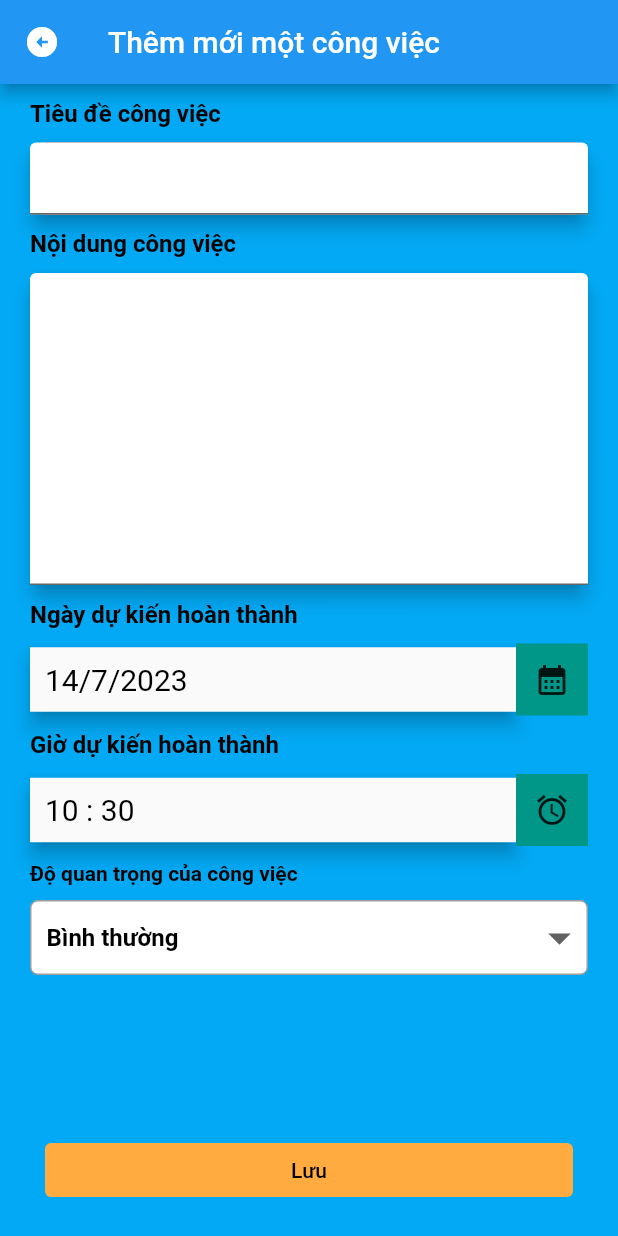
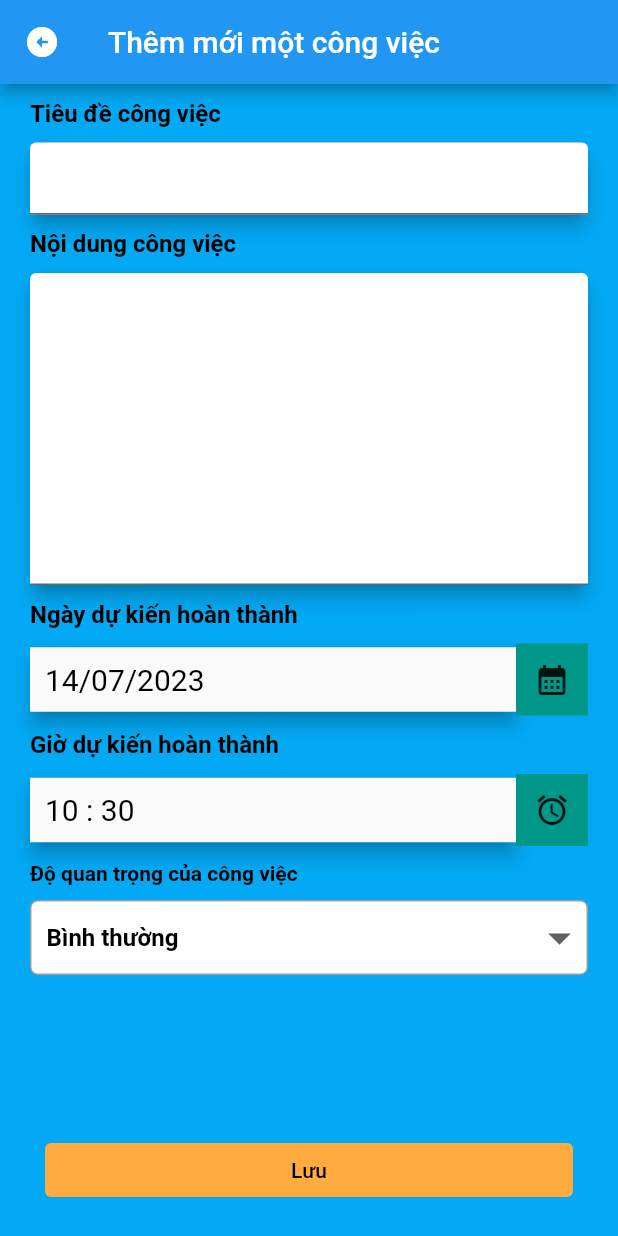
Before and after one commit to nhlamdev/flutter-basic, a Flutter app: the WorksScreen screen opened directly, after a tap on the "add" icon, on a phone screen of 412 x 824 dp. Run offline on Flutter 3.47's test engine with Material 2 defaults, Android fonts, the phone set to English and light mode, and no system bars; our stand-ins replace sqflite; accounts and stored records are empty.

Commit message:
update some

```diff
--- a/lib/database/index.dart
+++ b/lib/database/index.dart
@@ -1,3 +1,4 @@
+import 'package:flutter/foundation.dart';
 import 'package:path/path.dart';
 import 'package:sqflite/sqflite.dart';
 
@@ -20,7 +21,10 @@ class CustomDatabase {
 
   Future<Database> initDatabase() async {
     final databasesPath = await getDatabasesPath();
-    final path = join(databasesPath, 'database.db');
+    // if (kDebugMode) {
+    //   print('databasesPath : $databasesPath');
+    // }
+    final path = join(databasesPath, 'database1.db');
 
     return await openDatabase(
       path,
@@ -28,7 +32,7 @@ class CustomDatabase {
       onCreate: (Database db, int version) async {
         // Create your tables here
         await db.execute(
-          'CREATE TABLE works (id TEXT PRIMARY KEY, title TEXT, summary TEXT, dateCompelete TEXT,  importance TEXT)',
+          'CREATE TABLE works (id TEXT PRIMARY KEY, title TEXT, summary TEXT, completeTime TEXT,  importance TEXT, complete BOOLEAN DEFAULT 0 )',
         );
       },
     );
--- a/lib/models/work.model.dart
+++ b/lib/models/work.model.dart
@@ -1,17 +1,17 @@
-import 'package:flutter/material.dart';
-
 class Works {
   late String id;
   late String title;
   late String summary;
-  late DateTime dateCompelete;
+  late DateTime completeTime;
+  late bool complete;
   late String importance;
 
   Works(Map<String, dynamic> element) {
     id = element['id'];
     title = element['title'];
     summary = element['summary'];
-    dateCompelete = DateTime.parse(element['dateCompelete']);
+    completeTime = DateTime.parse(element['completeTime']);
+    complete = element['complete'] != 0;
     importance = element['importance'];
   }
 }
--- a/lib/screens/home.dart
+++ b/lib/screens/home.dart
@@ -44,7 +44,7 @@ class _HomeScreenState extends State<HomeScreen> {
                 ),
               ),
               ListTile(
-                leading: const Icon(Icons.payments),
+                leading: const Icon(Icons.work),
                 title: const Text('My works'),
                 onTap: () {
                   Navigator.push(
@@ -55,7 +55,7 @@ class _HomeScreenState extends State<HomeScreen> {
                 },
               ),
               ListTile(
-                leading: const Icon(Icons.work),
+                leading: const Icon(Icons.payments),
                 title: const Text('My finance'),
                 onTap: () {
                   // Handle drawer item tap
--- a/lib/screens/work/create.dart
+++ b/lib/screens/work/create.dart
@@ -21,13 +21,13 @@ class _WorkCreateScreenState extends State<WorkCreateScreen> {
   String title = '';
   String summary = '';
   DateTime selectedDate = DateTime.now();
-  String selectedOption = 'Bình thường';
+  String type = 'normal';
 
-  List<String> options = [
-    'Bình thường',
-    'Uu tiên',
-    'Quang trọng',
-  ];
+  Map<String, String> types = {
+    'normal': 'Bình thường',
+    'prioritize': 'Ưu tiên',
+    'important': 'quang trọng',
+  };
 
   @override
   void dispose() {
@@ -140,7 +140,8 @@ class _WorkCreateScreenState extends State<WorkCreateScreen> {
                         alignment: Alignment.topLeft,
                         child: Material(
                           elevation: 5.0,
-                          borderRadius: BorderRadius.all(Radius.circular(10.0)),
+                          borderRadius:
+                              const BorderRadius.all(Radius.circular(10.0)),
                           color: Colors.deepOrange,
                           child: TextField(
                             onChanged: (value) {
@@ -178,7 +179,7 @@ class _WorkCreateScreenState extends State<WorkCreateScreen> {
                                     child: Padding(
                                       padding: const EdgeInsets.all(10),
                                       child: Text(
-                                          '${selectedDate.day}/${selectedDate.month}/${selectedDate.year}',
+                                          '${formatNumber(selectedDate.day)}/${formatNumber(selectedDate.month)}/${formatNumber(selectedDate.year)}',
                                           style: const TextStyle(
                                               fontSize: 20.0,
                                               color: Colors.black)),
@@ -262,16 +263,16 @@ class _WorkCreateScreenState extends State<WorkCreateScreen> {
                               color: Colors.black,
                               fontSize: 16,
                               fontWeight: FontWeight.bold),
-                          value: selectedOption,
+                          value: type,
                           onChanged: (String? newValue) {
                             setState(() {
-                              selectedOption = newValue!;
+                              type = newValue!;
                             });
                           },
-                          items: options.map((String option) {
+                          items: types.entries.map((option) {
                             return DropdownMenuItem<String>(
-                              value: option,
-                              child: Text(option),
+                              value: option.key,
+                              child: Text(option.value),
                             );
                           }).toList(),
                         ),
@@ -282,8 +283,14 @@ class _WorkCreateScreenState extends State<WorkCreateScreen> {
                       padding: const EdgeInsets.all(10),
                       child: TextButton(
                         onPressed: () async {
-                          _workService.add(title, summary,
-                              selectedDate.toString(), selectedOption);
+                          await _workService.add(
+                              title, summary, selectedDate.toString(), type);
+
+                          Navigator.push(
+                            context,
+                            MaterialPageRoute(
+                                builder: (context) => const WorksScreen()),
+                          );
                         },
                         style: TextButton.styleFrom(
                             backgroundColor: Colors.orangeAccent),
--- a/lib/screens/work/index.dart
+++ b/lib/screens/work/index.dart
@@ -1,8 +1,10 @@
-import 'package:flutter/foundation.dart';
 import 'package:flutter/material.dart';
+import 'package:test/models/work.model.dart';
 import 'package:test/screens/home.dart';
 import 'package:test/screens/work/create.dart';
 import 'package:test/services/works.dart';
+import 'package:test/widgets/works-view/index.dart';
+import 'package:test/widgets/works-view/work.item.dart';
 
 class WorksScreen extends StatefulWidget {
   const WorksScreen({super.key});
@@ -15,26 +17,28 @@ class WorksScreen extends StatefulWidget {
 
 class _WorksScreenState extends State<WorksScreen> {
   int _currentIndex = 0;
+  List<Works> works = [];
 
   final WorkService _workService = WorkService();
 
-  load() async {
+  _load() async {
     var result = await _workService.get();
-
-    print(result[0].id);
+    setState(() {
+      works = result;
+    });
   }
 
   @override
   void initState() {
     super.initState();
 
-    load();
+    _load();
   }
 
   @override
   Widget build(BuildContext context) {
     final List<Widget> tabs = [
-      const Center(child: Text('cong viec hang ngay')),
+      WorksList(works),
       const Center(child: Text('thống kê')),
       const Center(child: Text('thống kê')),
     ];
@@ -97,12 +101,12 @@ class _WorksScreenState extends State<WorksScreen> {
             label: 'important',
           ),
           BottomNavigationBarItem(
-            icon: Icon(Icons.text_snippet),
-            label: 'normal',
+            icon: Icon(Icons.report),
+            label: 'important',
           ),
           BottomNavigationBarItem(
-            icon: Icon(Icons.view_agenda),
-            label: 'periodic',
+            icon: Icon(Icons.history),
+            label: 'history',
           ),
         ],
       ),
--- a/lib/services/works.dart
+++ b/lib/services/works.dart
@@ -21,7 +21,7 @@ class WorkService {
     return result;
   }
 
-  add(String title, String summary, String dateCompelete,
+  add(String title, String summary, String completeTime,
       String importance) async {
     final uuid = _uuid.v4();
 
@@ -29,7 +29,7 @@ class WorkService {
       'id': uuid,
       'title': title,
       'summary': summary,
-      'dateCompelete': dateCompelete,
+      'completeTime': completeTime,
       'importance': importance
     };
 
--- /dev/null
+++ b/lib/widgets/works-view/index.dart
@@ -0,0 +1,18 @@
+import 'package:flutter/material.dart';
+import 'package:test/models/work.model.dart';
+import 'package:test/widgets/works-view/work.item.dart';
+
+class WorksList extends StatelessWidget {
+  final List<Works> data;
+
+  const WorksList(this.data, {super.key});
+
+  @override
+  Widget build(BuildContext context) {
+    return Container(
+        padding: const EdgeInsets.all(10),
+        child: SingleChildScrollView(
+            child:
+                Column(children: data.map((e) => WorkItemWidget(e)).toList())));
+  }
+}
--- /dev/null
+++ b/lib/widgets/works-view/work.item.dart
@@ -0,0 +1,72 @@
+import 'package:flutter/material.dart';
+import 'package:test/models/work.model.dart';
+import 'package:test/utils/func.dart';
+
+class WorkItemWidget extends StatelessWidget {
+  final Works item;
+
+  const WorkItemWidget(this.item, {super.key});
+
+  bool _checkTimeExprire() {
+    DateTime now = DateTime.now();
+    int milliseconds = now.millisecondsSinceEpoch;
+    int taskMilliseconds = item.completeTime.millisecondsSinceEpoch;
+
+    if (taskMilliseconds <= milliseconds) {
+      return true;
+    } else {
+      return false;
+    }
+  }
+
+  _generatorBgColor() {
+    bool isExprire = _checkTimeExprire();
+
+    if (item.complete) {
+      return Colors.greenAccent[300];
+    } else {
+      if (isExprire) {
+        return const Color.fromARGB(255, 212, 123, 123);
+      } else {
+        return const Color.fromARGB(255, 214, 214, 214);
+      }
+    }
+  }
+
+  @override
+  Widget build(BuildContext context) {
+    return Container(
+        alignment: Alignment.topLeft,
+        width: double.infinity,
+        margin: const EdgeInsets.only(top: 10),
+        padding: const EdgeInsets.all(10),
+        decoration: BoxDecoration(
+          color: _generatorBgColor(),
+          borderRadius: BorderRadius.circular(5),
+          boxShadow: [
+            BoxShadow(
+              color: Colors.grey.withOpacity(0.5),
+              offset: const Offset(0, 3),
+              blurRadius: 6,
+              spreadRadius: 0,
+            ),
+          ],
+        ),
+        child: Column(
+          mainAxisAlignment: MainAxisAlignment.start,
+          crossAxisAlignment: CrossAxisAlignment.start,
+          children: [
+            Text(
+              item.title,
+              textAlign: TextAlign.left,
+              style: const TextStyle(fontWeight: FontWeight.bold),
+            ),
+            const SizedBox(
+              height: 10,
+            ),
+            Text(
+                '${formatNumber(item.completeTime.hour)}:${formatNumber(item.completeTime.minute)}:${formatNumber(item.completeTime.second)} ${formatNumber(item.completeTime.day)}/${formatNumber(item.completeTime.month)}/${formatNumber(item.completeTime.year)}')
+          ],
+        ));
+  }
+}
```
Also changed, not shown: 1 other file.
